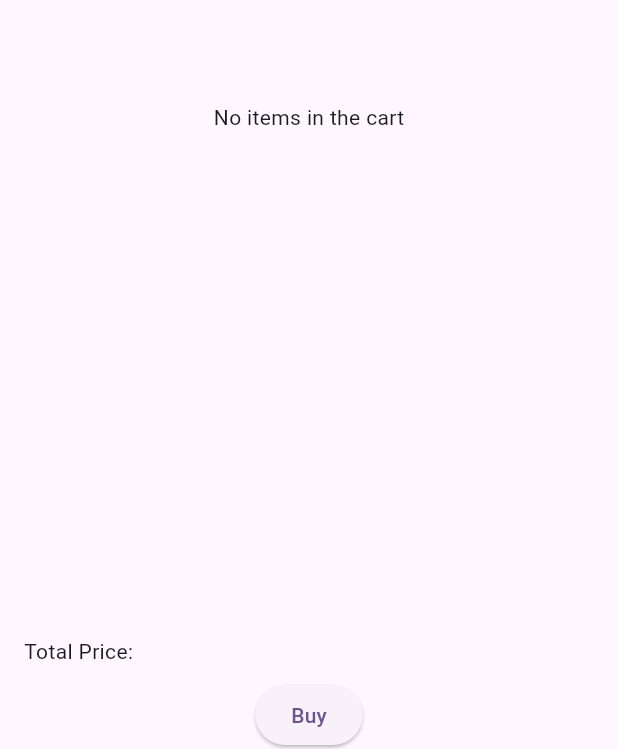
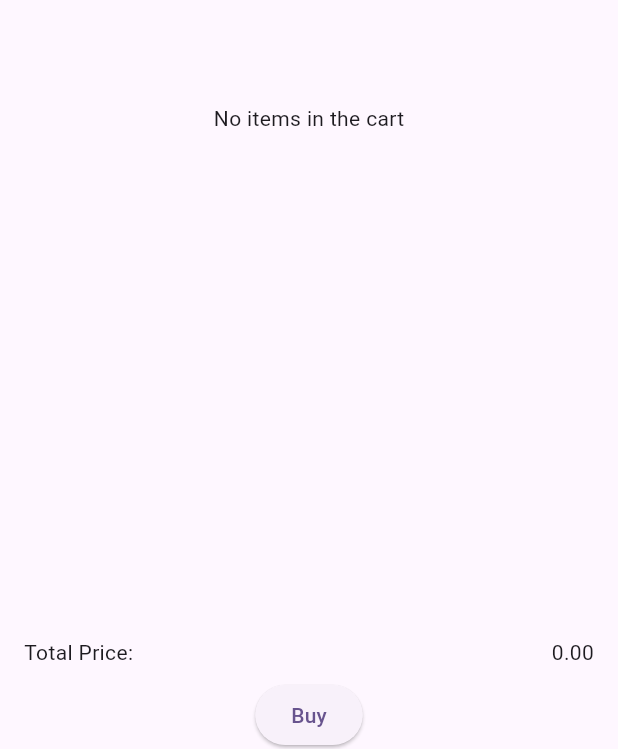
Before and after one commit to JosipDomazetDev/Bachelorarbeit, a Flutter app: the CartView screen opened directly, on a phone screen of 412 x 824 dp. Shown: the part 461-1210 px from the top of the screen. Run offline on Flutter 3.47's test engine with Material 3 defaults, Android fonts, the phone set to English and light mode, and no system bars.

Commit message:
gemini: #7

```diff
--- a/shopping_app_gemini/lib/cart_view.dart
+++ b/shopping_app_gemini/lib/cart_view.dart
@@ -57,8 +57,7 @@ class CartView extends StatelessWidget {
               children: [
                 Text('Total Price:'),
                 Text(
-                  NumberFormat.currency(symbol: '\$')
-                      .format(calculateTotalPrice(productList)),
+                  calculateTotalPrice(productList).toStringAsFixed(2),
                 ),
               ],
             ),
--- a/shopping_app_gemini/lib/product_provider.dart
+++ b/shopping_app_gemini/lib/product_provider.dart
@@ -3,8 +3,8 @@ import 'package:shopping_app_gemini/product_model.dart';
 
 class ProductListProvider extends ChangeNotifier {
   final List<Product> _productList = [
-    Product(id: 1, imageUrl: 'https://picsum.photos/seed/phone/200/200', name: 'Product 1'),
-    Product(id: 2, imageUrl: 'https://picsum.photos/seed/phone/200/200', name: 'Product 2'),
+    Product(id: 1, imageUrl: 'https://picsum.photos/seed/phone/200/200', name: 'Product 1' , price: 10.0),
+    Product(id: 2, imageUrl: 'https://picsum.photos/seed/phone/200/200', name: 'Product 2', price: 20.0),
     // Add more products to the list
   ];
 
```
